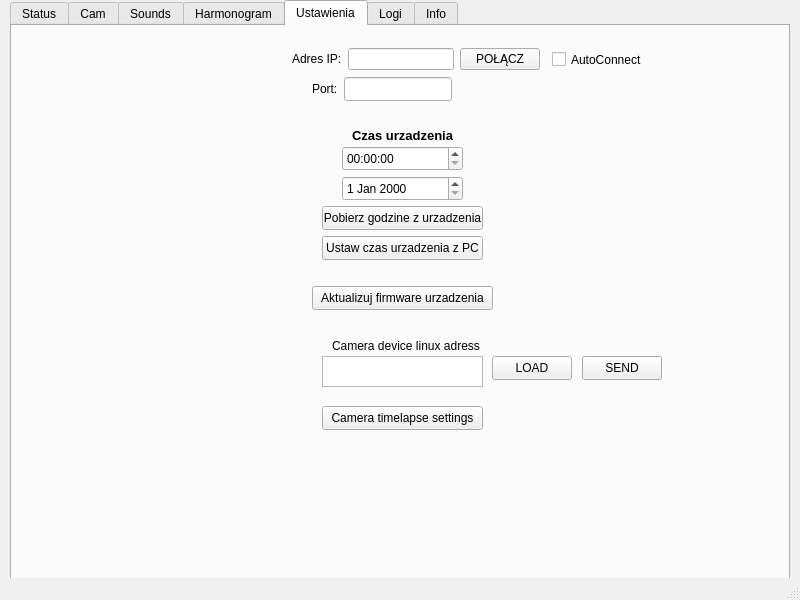
First picture: the form in 3growbox_qtwidget/GrowBoxDesktop/mainwindow.ui, repository wojtron2/Desktop_QT_app_box, before the edit.
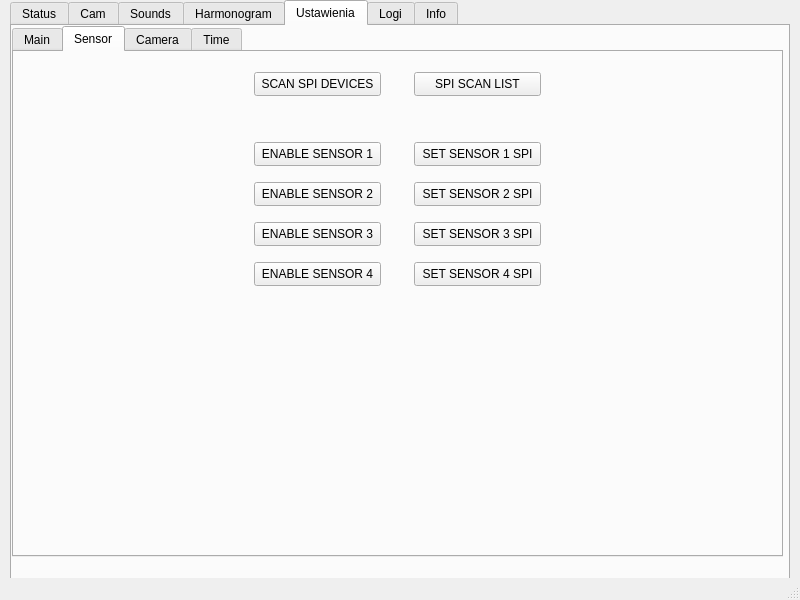
Second picture: the form after the edit. The open tabs and pages were chosen to show the change. Icons and pictures are not drawn.

Commit message: 0.2.0 advanced settings

```diff
--- a/3growbox_qtwidget/GrowBoxDesktop/mainwindow.ui
+++ b/3growbox_qtwidget/GrowBoxDesktop/mainwindow.ui
@@ -761,13 +761,39 @@
      <attribute name="title">
       <string>Ustawienia</string>
      </attribute>
-     <widget class="QLabel" name="label_PORT">
+     <widget class="QTabWidget" name="tabWidget_2">
       <property name="geometry">
        <rect>
-        <x>300</x>
-        <y>55</y>
-        <width>25</width>
-        <height>16</height>
+        <x>0</x>
+        <y>0</y>
+        <width>771</width>
+        <height>531</height>
+       </rect>
+      </property>
+      <property name="currentIndex">
+       <number>0</number>
+      </property>
+      <widget class="QWidget" name="tab_3">
+       <attribute name="title">
+        <string>Main</string>
+       </attribute>
+       <widget class="QLineEdit" name="lineEdit_PORT">
+        <property name="geometry">
+         <rect>
+          <x>313</x>
+          <y>68</y>
+          <width>108</width>
+          <height>24</height>
+         </rect>
+        </property>
+       </widget>
+       <widget class="QPushButton" name="pushButton_CONNECT">
+        <property name="geometry">
+         <rect>
+          <x>427</x>
+          <y>38</y>
+          <width>80</width>
+          <height>24</height>
        </rect>
       </property>
       <property name="text">
@@ -777,8 +803,8 @@
      <widget class="QCheckBox" name="checkBox_AUTOCONNECT">
       <property name="geometry">
        <rect>
-        <x>540</x>
-        <y>23</y>
+          <x>520</x>
+          <y>40</y>
         <width>91</width>
         <height>21</height>
        </rect>
@@ -787,148 +813,210 @@
        <string>AutoConnect</string>
       </property>
      </widget>
-     <widget class="QWidget" name="layoutWidget">
+       <widget class="QLineEdit" name="lineEdit_IP">
+        <property name="geometry">
+         <rect>
+          <x>313</x>
+          <y>38</y>
+          <width>108</width>
+          <height>24</height>
+         </rect>
+        </property>
+       </widget>
+       <widget class="QLabel" name="label_PORT">
       <property name="geometry">
        <rect>
         <x>280</x>
-        <y>20</y>
-        <width>248</width>
-        <height>26</height>
-       </rect>
-      </property>
-      <layout class="QHBoxLayout" name="horizontalLayout_2">
-       <item>
+          <y>72</y>
+          <width>25</width>
+          <height>16</height>
+         </rect>
+        </property>
+        <property name="text">
+         <string>Port:</string>
+        </property>
+       </widget>
         <widget class="QLabel" name="label_IP">
+        <property name="geometry">
+         <rect>
+          <x>261</x>
+          <y>38</y>
+          <width>46</width>
+          <height>24</height>
+         </rect>
+        </property>
          <property name="text">
           <string>Adres IP:</string>
          </property>
         </widget>
-       </item>
-       <item>
-        <widget class="QLineEdit" name="lineEdit_IP"/>
-       </item>
-       <item>
-        <widget class="QPushButton" name="pushButton_CONNECT">
+      </widget>
+      <widget class="QWidget" name="tab_5">
+       <attribute name="title">
+        <string>Sensor</string>
+       </attribute>
+       <widget class="QPushButton" name="pushButton_23">
+        <property name="geometry">
+         <rect>
+          <x>400</x>
+          <y>210</y>
+          <width>127</width>
+          <height>24</height>
+         </rect>
+        </property>
          <property name="text">
-          <string>POŁĄCZ</string>
-         </property>
-        </widget>
-       </item>
-      </layout>
-     </widget>
-     <widget class="QLineEdit" name="lineEdit_PORT">
+         <string>SET SENSOR 4 SPI</string>
+        </property>
+       </widget>
+       <widget class="QPushButton" name="pushButton_20">
+        <property name="geometry">
+         <rect>
+          <x>400</x>
+          <y>90</y>
+          <width>127</width>
+          <height>24</height>
+         </rect>
+        </property>
+        <property name="text">
+         <string>SET SENSOR 1 SPI</string>
+        </property>
+       </widget>
+       <widget class="QPushButton" name="pushButton_18">
       <property name="geometry">
        <rect>
-        <x>332</x>
-        <y>51</y>
-        <width>108</width>
+          <x>400</x>
+          <y>20</y>
+          <width>127</width>
         <height>24</height>
        </rect>
       </property>
-     </widget>
-     <widget class="QTimeEdit" name="timeEdit">
+        <property name="text">
+         <string>SPI SCAN LIST</string>
+        </property>
+       </widget>
+       <widget class="QPushButton" name="pushButton_19">
       <property name="geometry">
        <rect>
-        <x>330</x>
-        <y>120</y>
-        <width>121</width>
-        <height>25</height>
-       </rect>
-      </property>
-     </widget>
-     <widget class="QPushButton" name="pushButton_3">
+          <x>240</x>
+          <y>20</y>
+          <width>127</width>
+          <height>24</height>
+         </rect>
+        </property>
+        <property name="text">
+         <string>SCAN SPI DEVICES</string>
+        </property>
+       </widget>
+       <widget class="QPushButton" name="pushButton_21">
       <property name="geometry">
        <rect>
-        <x>310</x>
-        <y>210</y>
-        <width>161</width>
+          <x>400</x>
+          <y>130</y>
+          <width>127</width>
         <height>24</height>
        </rect>
       </property>
       <property name="text">
-       <string>Ustaw czas urzadzenia z PC</string>
-      </property>
-     </widget>
-     <widget class="QPushButton" name="pushButton_4">
+         <string>SET SENSOR 2 SPI</string>
+        </property>
+       </widget>
+       <widget class="QPushButton" name="pushButton_22">
       <property name="geometry">
        <rect>
-        <x>310</x>
-        <y>180</y>
-        <width>161</width>
+          <x>400</x>
+          <y>170</y>
+          <width>127</width>
         <height>24</height>
        </rect>
       </property>
-      <property name="toolTip">
-       <string>&lt;html&gt;&lt;head/&gt;&lt;body&gt;&lt;p&gt;Pobiera&lt;/p&gt;&lt;/body&gt;&lt;/html&gt;</string>
-      </property>
+        <property name="text">
+         <string>SET SENSOR 3 SPI</string>
+        </property>
+       </widget>
+       <widget class="QPushButton" name="pushButton_24">
+        <property name="geometry">
+         <rect>
+          <x>240</x>
+          <y>210</y>
+          <width>127</width>
+          <height>24</height>
+         </rect>
+        </property>
       <property name="text">
-       <string>Pobierz godzine z urzadzenia</string>
-      </property>
-     </widget>
-     <widget class="QPushButton" name="pushButton_5">
+         <string>ENABLE SENSOR 4</string>
+        </property>
+       </widget>
+       <widget class="QPushButton" name="pushButton_25">
       <property name="geometry">
        <rect>
-        <x>300</x>
-        <y>260</y>
-        <width>181</width>
+          <x>240</x>
+          <y>90</y>
+          <width>127</width>
         <height>24</height>
        </rect>
       </property>
       <property name="text">
-       <string>Aktualizuj firmware urzadzenia</string>
-      </property>
-     </widget>
-     <widget class="QLabel" name="label">
+         <string>ENABLE SENSOR 1</string>
+        </property>
+       </widget>
+       <widget class="QPushButton" name="pushButton_26">
       <property name="geometry">
        <rect>
-        <x>340</x>
-        <y>100</y>
-        <width>101</width>
-        <height>20</height>
+          <x>240</x>
+          <y>130</y>
+          <width>127</width>
+          <height>24</height>
        </rect>
       </property>
       <property name="text">
-       <string>&lt;html&gt;&lt;head/&gt;&lt;body&gt;&lt;p&gt;&lt;span style=&quot; font-size:10pt; font-weight:700;&quot;&gt;Czas urzadzenia&lt;/span&gt;&lt;/p&gt;&lt;/body&gt;&lt;/html&gt;</string>
-      </property>
-     </widget>
-     <widget class="QLabel" name="label_2">
+         <string>ENABLE SENSOR 2</string>
+        </property>
+       </widget>
+       <widget class="QPushButton" name="pushButton_27">
       <property name="geometry">
        <rect>
-        <x>320</x>
-        <y>310</y>
-        <width>171</width>
-        <height>20</height>
+          <x>240</x>
+          <y>170</y>
+          <width>127</width>
+          <height>24</height>
        </rect>
       </property>
       <property name="text">
-       <string>Camera device linux adress</string>
+         <string>ENABLE SENSOR 3</string>
+        </property>
+       </widget>
+      </widget>
+      <widget class="QWidget" name="tab_4">
+       <attribute name="title">
+        <string>Camera</string>
+       </attribute>
+       <widget class="QPushButton" name="pushButton_16">
+        <property name="geometry">
+         <rect>
+          <x>310</x>
+          <y>160</y>
+          <width>161</width>
+          <height>24</height>
+         </rect>
+        </property>
+        <property name="text">
+         <string>Camera timelapse settings</string>
       </property>
      </widget>
      <widget class="QTextEdit" name="textEdit">
       <property name="geometry">
        <rect>
         <x>310</x>
-        <y>330</y>
+          <y>110</y>
         <width>161</width>
         <height>31</height>
        </rect>
       </property>
      </widget>
-     <widget class="QDateEdit" name="dateEdit">
-      <property name="geometry">
-       <rect>
-        <x>330</x>
-        <y>150</y>
-        <width>121</width>
-        <height>25</height>
-       </rect>
-      </property>
-     </widget>
      <widget class="QPushButton" name="pushButton_11">
       <property name="geometry">
        <rect>
-        <x>480</x>
-        <y>330</y>
+          <x>220</x>
+          <y>110</y>
         <width>80</width>
         <height>24</height>
        </rect>
@@ -937,11 +1025,24 @@
        <string>LOAD</string>
       </property>
      </widget>
+       <widget class="QLabel" name="label_2">
+        <property name="geometry">
+         <rect>
+          <x>320</x>
+          <y>90</y>
+          <width>171</width>
+          <height>20</height>
+         </rect>
+        </property>
+        <property name="text">
+         <string>Camera device linux adress</string>
+        </property>
+       </widget>
      <widget class="QPushButton" name="pushButton_12">
       <property name="geometry">
        <rect>
-        <x>570</x>
-        <y>330</y>
+          <x>480</x>
+          <y>110</y>
         <width>80</width>
         <height>24</height>
        </rect>
@@ -950,18 +1051,126 @@
        <string>SEND</string>
       </property>
      </widget>
-     <widget class="QPushButton" name="pushButton_16">
+       <widget class="QPushButton" name="pushButton_28">
       <property name="geometry">
        <rect>
-        <x>310</x>
-        <y>380</y>
-        <width>161</width>
+          <x>350</x>
+          <y>50</y>
+          <width>80</width>
         <height>24</height>
        </rect>
       </property>
       <property name="text">
-       <string>Camera timelapse settings</string>
-      </property>
+         <string>REFRESH RATE</string>
+        </property>
+       </widget>
+       <widget class="QPushButton" name="pushButton_29">
+        <property name="geometry">
+         <rect>
+          <x>350</x>
+          <y>310</y>
+          <width>80</width>
+          <height>24</height>
+         </rect>
+        </property>
+        <property name="text">
+         <string>Start FTP</string>
+        </property>
+       </widget>
+       <widget class="QPushButton" name="pushButton_30">
+        <property name="geometry">
+         <rect>
+          <x>350</x>
+          <y>350</y>
+          <width>80</width>
+          <height>24</height>
+         </rect>
+        </property>
+        <property name="text">
+         <string>Stop FTP</string>
+        </property>
+       </widget>
+      </widget>
+      <widget class="QWidget" name="tab_6">
+       <attribute name="title">
+        <string>Time</string>
+       </attribute>
+       <widget class="QDateEdit" name="dateEdit">
+        <property name="geometry">
+         <rect>
+          <x>330</x>
+          <y>120</y>
+          <width>121</width>
+          <height>25</height>
+         </rect>
+        </property>
+       </widget>
+       <widget class="QTimeEdit" name="timeEdit">
+        <property name="geometry">
+         <rect>
+          <x>330</x>
+          <y>90</y>
+          <width>121</width>
+          <height>25</height>
+         </rect>
+        </property>
+       </widget>
+       <widget class="QLabel" name="label">
+        <property name="geometry">
+         <rect>
+          <x>340</x>
+          <y>70</y>
+          <width>101</width>
+          <height>20</height>
+         </rect>
+        </property>
+        <property name="text">
+         <string>&lt;html&gt;&lt;head/&gt;&lt;body&gt;&lt;p&gt;&lt;span style=&quot; font-size:10pt; font-weight:700;&quot;&gt;Czas urzadzenia&lt;/span&gt;&lt;/p&gt;&lt;/body&gt;&lt;/html&gt;</string>
+        </property>
+       </widget>
+       <widget class="QPushButton" name="pushButton_5">
+        <property name="geometry">
+         <rect>
+          <x>300</x>
+          <y>250</y>
+          <width>175</width>
+          <height>24</height>
+         </rect>
+        </property>
+        <property name="text">
+         <string>Aktualizuj firmware urzadzenia</string>
+        </property>
+       </widget>
+       <widget class="QPushButton" name="pushButton_4">
+        <property name="geometry">
+         <rect>
+          <x>306</x>
+          <y>171</y>
+          <width>165</width>
+          <height>24</height>
+         </rect>
+        </property>
+        <property name="toolTip">
+         <string>&lt;html&gt;&lt;head/&gt;&lt;body&gt;&lt;p&gt;Pobiera&lt;/p&gt;&lt;/body&gt;&lt;/html&gt;</string>
+        </property>
+        <property name="text">
+         <string>Pobierz godzine z urzadzenia</string>
+        </property>
+       </widget>
+       <widget class="QPushButton" name="pushButton_3">
+        <property name="geometry">
+         <rect>
+          <x>306</x>
+          <y>201</y>
+          <width>165</width>
+          <height>24</height>
+         </rect>
+        </property>
+        <property name="text">
+         <string>Ustaw czas urzadzenia z PC</string>
+        </property>
+       </widget>
+      </widget>
      </widget>
     </widget>
     <widget class="QWidget" name="tab4_logs">
```
Left out of the diff: 4 changed lines with no effect on the pictures. Lines whose indentation alone changed are shown as unchanged. The commit also changes 2 other files.
